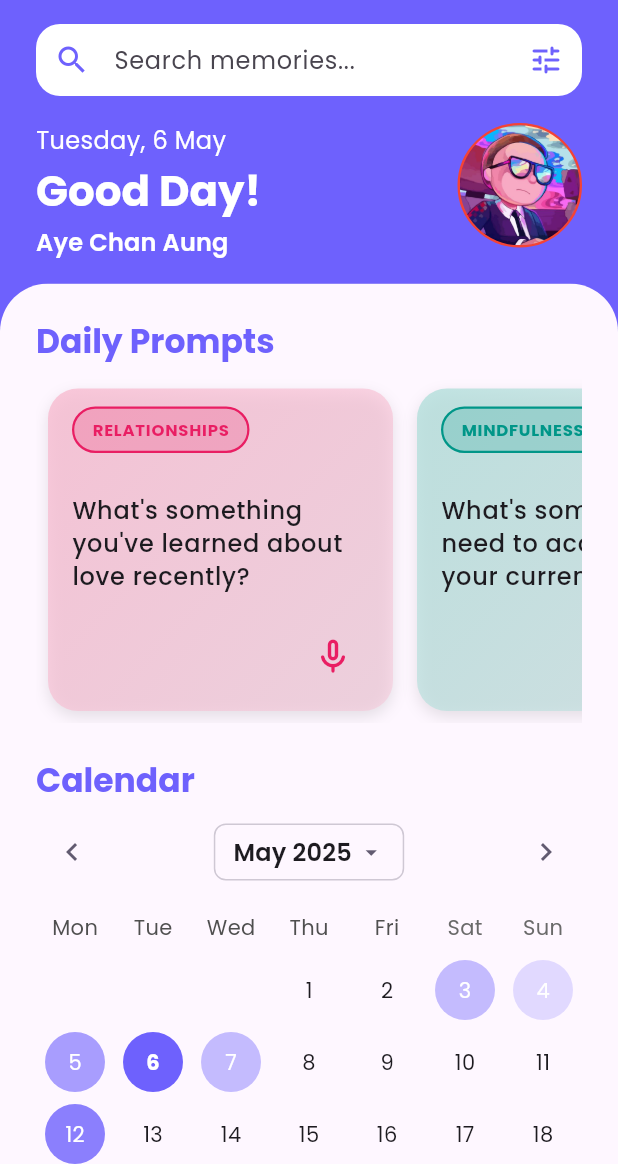
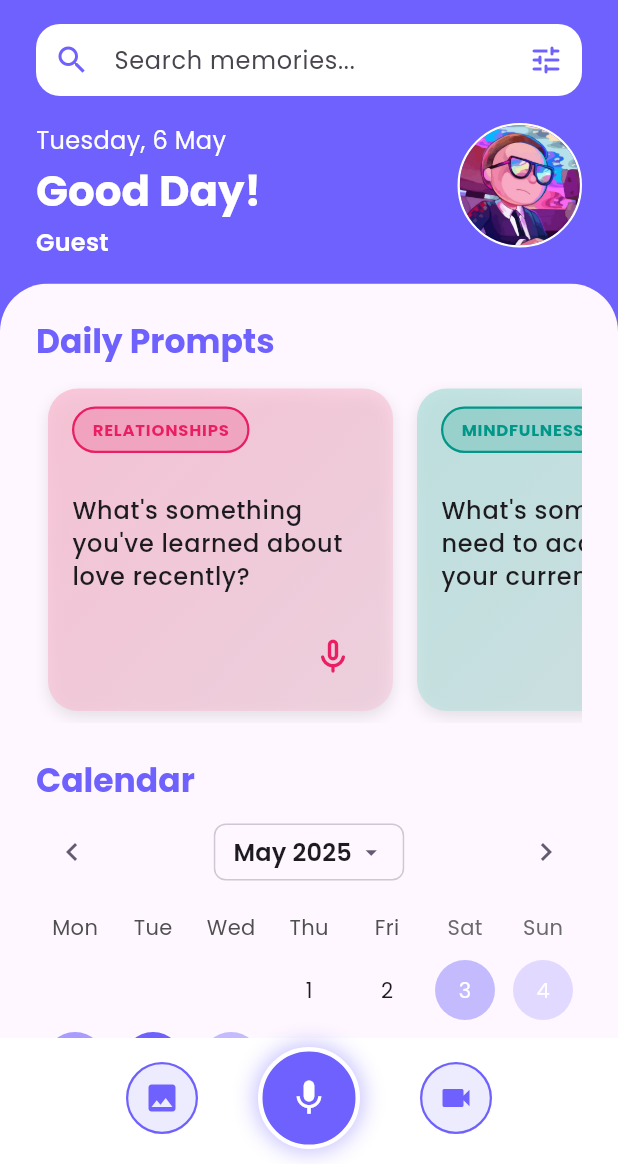
Before and after one commit to Echo-Audio-Journaling/echo, a Flutter app: the HomeScreen screen opened by its route, on a phone screen of 412 x 824 dp, the part 72-1236 px from its top. Run offline on Flutter 3.47's test engine with Material 3 defaults, Android fonts, the phone set to English and light mode, and no system bars; drawn by our look-alikes of table_calendar; our stand-ins replace animated_text_kit, chewie, cloud_firestore, dio, firebase_core, firebase_storage and 8 more; missing offline and left inert: record; accounts and stored records are empty.

Commit message:
could be called alpha version

```diff
--- a/lib/features/home/presentation/home_screen.dart
+++ b/lib/features/home/presentation/home_screen.dart
@@ -1,7 +1,10 @@
 import 'package:echo/app/router.dart';
+import 'package:echo/features/auth/provider/profile_provider.dart';
 import 'package:echo/features/home/widgets/journal_calendar.dart';
 import 'package:echo/features/home/widgets/random_prompts.dart';
 import 'package:echo/features/home/widgets/recent_entries_section.dart';
+import 'package:echo/shared/models/user_profile.dart';
+import 'package:echo/shared/widgets/create_content_action_bar.dart';
 import 'package:flutter/material.dart';
 import 'package:flutter_riverpod/flutter_riverpod.dart';
 import 'package:intl/intl.dart';
@@ -19,21 +22,35 @@ class _HomeScreenState extends ConsumerState<HomeScreen> {
     final theme = Theme.of(context);
     final currentDate = DateFormat('EEEE, d MMM').format(DateTime.now());
 
+    // Watch the user profile provider to get real user data
+    final userProfileState = ref.watch(userProfileProvider);
+
     return SafeArea(
       child: Scaffold(
         backgroundColor: const Color(0xFF6E61FD),
-        body: Column(
+        // Use a Stack to position the content and the action bar
+        body: Stack(
+          children: [
+            // Main Content
+            Column(
               children: [
                 // First Section
                 Padding(
-              padding: const EdgeInsets.symmetric(horizontal: 24, vertical: 16),
+                  padding: const EdgeInsets.symmetric(
+                    horizontal: 24,
+                    vertical: 16,
+                  ),
                   child: Column(
                     children: [
                       // App Logo and Title
                       Row(
                         mainAxisAlignment: MainAxisAlignment.center,
                         children: [
-                      Icon(Icons.waves_rounded, size: 32, color: Colors.white),
+                          Icon(
+                            Icons.waves_rounded,
+                            size: 32,
+                            color: Colors.white,
+                          ),
                           const SizedBox(width: 12),
                           Text(
                             'Echo',
@@ -50,7 +67,6 @@ class _HomeScreenState extends ConsumerState<HomeScreen> {
                       // Search Bar
                       SizedBox(
                         height: 50,
-
                         child: TextField(
                           decoration: InputDecoration(
                             hintText: 'Search memories...',
@@ -71,7 +87,9 @@ class _HomeScreenState extends ConsumerState<HomeScreen> {
                               borderRadius: BorderRadius.circular(16),
                               borderSide: BorderSide.none,
                             ),
-                        contentPadding: const EdgeInsets.symmetric(vertical: 0),
+                            contentPadding: const EdgeInsets.symmetric(
+                              vertical: 0,
+                            ),
                           ),
                         ),
                       ),
@@ -95,17 +113,36 @@ class _HomeScreenState extends ConsumerState<HomeScreen> {
                                 const SizedBox(height: 4),
                                 Text(
                                   'Good Day!',
-                              style: theme.textTheme.headlineMedium?.copyWith(
+                                  style: theme.textTheme.headlineMedium
+                                      ?.copyWith(
                                         fontWeight: FontWeight.w700,
                                         color: Colors.white,
                                       ),
                                 ),
                                 const SizedBox(height: 4),
-                            Text(
-                              'Aye Chan Aung',
-                              style: theme.textTheme.titleMedium?.copyWith(
+
+                                // User name with loading state
+                                userProfileState.when(
+                                  data:
+                                      (user) => Text(
+                                        user?.username ?? 'Guest',
+                                        style: theme.textTheme.titleMedium
+                                            ?.copyWith(
                                               color: Colors.white,
                                               fontWeight: FontWeight.w600,
+                                            ),
+                                      ),
+                                  loading: () => _buildLoadingText(context),
+                                  error:
+                                      (_, __) => Text(
+                                        'User',
+                                        style: theme.textTheme.titleMedium
+                                            ?.copyWith(
+                                              color: Colors.white.withOpacity(
+                                                0.7,
+                                              ),
+                                              fontWeight: FontWeight.w600,
+                                            ),
                                       ),
                                 ),
                               ],
@@ -116,31 +153,17 @@ class _HomeScreenState extends ConsumerState<HomeScreen> {
                               mainAxisSize: MainAxisSize.max,
                               mainAxisAlignment: MainAxisAlignment.end,
                               children: [
-                            Container(
-                              decoration: BoxDecoration(
-                                shape: BoxShape.circle,
-                                border: Border.all(
-                                  color: Colors.red,
-                                  width: 1.5,
+                                // User profile image with loading state
+                                userProfileState.when(
+                                  data:
+                                      (user) => _buildProfileImage(
+                                        context,
+                                        user,
+                                        ref,
                                       ),
-                                color: Colors.red,
-                              ),
-                              child: Center(
-                                child: GestureDetector(
-                                  onTap:
-                                      () => ref
-                                          .read(routerProvider)
-                                          .go('/profile'),
-                                  child: ClipOval(
-                                    child: Image.asset(
-                                      'assets/profile/default_profile.png',
-                                      height: 80,
-                                      width: 80,
-                                      fit: BoxFit.cover,
-                                    ),
-                                  ),
-                                ),
-                              ),
+                                  loading: () => _buildLoadingProfileImage(),
+                                  error:
+                                      (_, __) => _buildDefaultProfileImage(ref),
                                 ),
                               ],
                             ),
@@ -171,8 +194,14 @@ class _HomeScreenState extends ConsumerState<HomeScreen> {
                       ),
                       child: SingleChildScrollView(
                         physics: const BouncingScrollPhysics(),
-                    child: Padding(
-                      padding: const EdgeInsets.all(24),
+                        // Add bottom padding to accommodate the action bar
+                        padding: const EdgeInsets.only(
+                          left: 24,
+                          right: 24,
+                          top: 24,
+                          bottom:
+                              130, // Added extra padding at the bottom for the action bar
+                        ),
                         child: Column(
                           children: [
                             RandomPrompts(),
@@ -189,10 +218,129 @@ class _HomeScreenState extends ConsumerState<HomeScreen> {
                     ),
                   ),
                 ),
+              ],
+            ),
+
+            // Create Content Action Bar positioned at the bottom
+            Positioned(
+              left: 0,
+              right: 0,
+              bottom: 0,
+              child: CreateContentActionBar(
+                selectedDate: DateTime.now(), // Use today's date
+              ),
             ),
           ],
         ),
       ),
     );
   }
+
+  // Loading animation for username text
+  Widget _buildLoadingText(BuildContext context) {
+    return Container(
+      width: 120,
+      height: 20,
+      decoration: BoxDecoration(
+        color: Colors.white.withOpacity(0.3),
+        borderRadius: BorderRadius.circular(4),
+      ),
+      child: const LinearProgressIndicator(
+        backgroundColor: Colors.transparent,
+        valueColor: AlwaysStoppedAnimation<Color>(Colors.white38),
+      ),
+    );
   }
+
+  // Profile image when data is available
+  Widget _buildProfileImage(
+    BuildContext context,
+    UserProfile? user,
+    WidgetRef ref,
+  ) {
+    return Container(
+      decoration: BoxDecoration(
+        shape: BoxShape.circle,
+        border: Border.all(color: Colors.white, width: 1.5),
+      ),
+      child: Center(
+        child: GestureDetector(
+          onTap: () => ref.read(routerProvider).go('/profile'),
+          child: ClipOval(
+            child:
+                user?.photoUrl != null
+                    ? Image.network(
+                      user!.photoUrl!,
+                      height: 80,
+                      width: 80,
+                      fit: BoxFit.cover,
+                      errorBuilder:
+                          (context, error, stackTrace) =>
+                              _buildDefaultProfileImageContent(),
+                      loadingBuilder: (context, child, loadingProgress) {
+                        if (loadingProgress == null) return child;
+                        return Container(
+                          height: 80,
+                          width: 80,
+                          color: Colors.grey[300],
+                          child: const Center(
+                            child: CircularProgressIndicator(
+                              valueColor: AlwaysStoppedAnimation<Color>(
+                                Color(0xFF6E61FD),
+                              ),
+                              strokeWidth: 2,
+                            ),
+                          ),
+                        );
+                      },
+                    )
+                    : _buildDefaultProfileImageContent(),
+          ),
+        ),
+      ),
+    );
+  }
+
+  // Loading state for profile image
+  Widget _buildLoadingProfileImage() {
+    return Container(
+      height: 80,
+      width: 80,
+      decoration: BoxDecoration(
+        shape: BoxShape.circle,
+        border: Border.all(color: Colors.white.withOpacity(0.5), width: 1.5),
+        color: Colors.white.withOpacity(0.2),
+      ),
+      child: const Center(
+        child: CircularProgressIndicator(
+          valueColor: AlwaysStoppedAnimation<Color>(Colors.white),
+          strokeWidth: 2,
+        ),
+      ),
+    );
+  }
+
+  // Default profile image in case of error or no image
+  Widget _buildDefaultProfileImage(WidgetRef ref) {
+    return Container(
+      decoration: BoxDecoration(
+        shape: BoxShape.circle,
+        border: Border.all(color: Colors.white, width: 1.5),
+      ),
+      child: GestureDetector(
+        onTap: () => ref.read(routerProvider).go('/profile'),
+        child: ClipOval(child: _buildDefaultProfileImageContent()),
+      ),
+    );
+  }
+
+  // Default profile image content
+  Widget _buildDefaultProfileImageContent() {
+    return Image.asset(
+      'assets/profile/default_profile.png',
+      height: 80,
+      width: 80,
+      fit: BoxFit.cover,
+    );
+  }
+}
```
Also changed, not shown: lib/shared/widgets/create_content_action_bar.dart (+35 -35 lines). Lines whose indentation alone changed are shown as unchanged.
